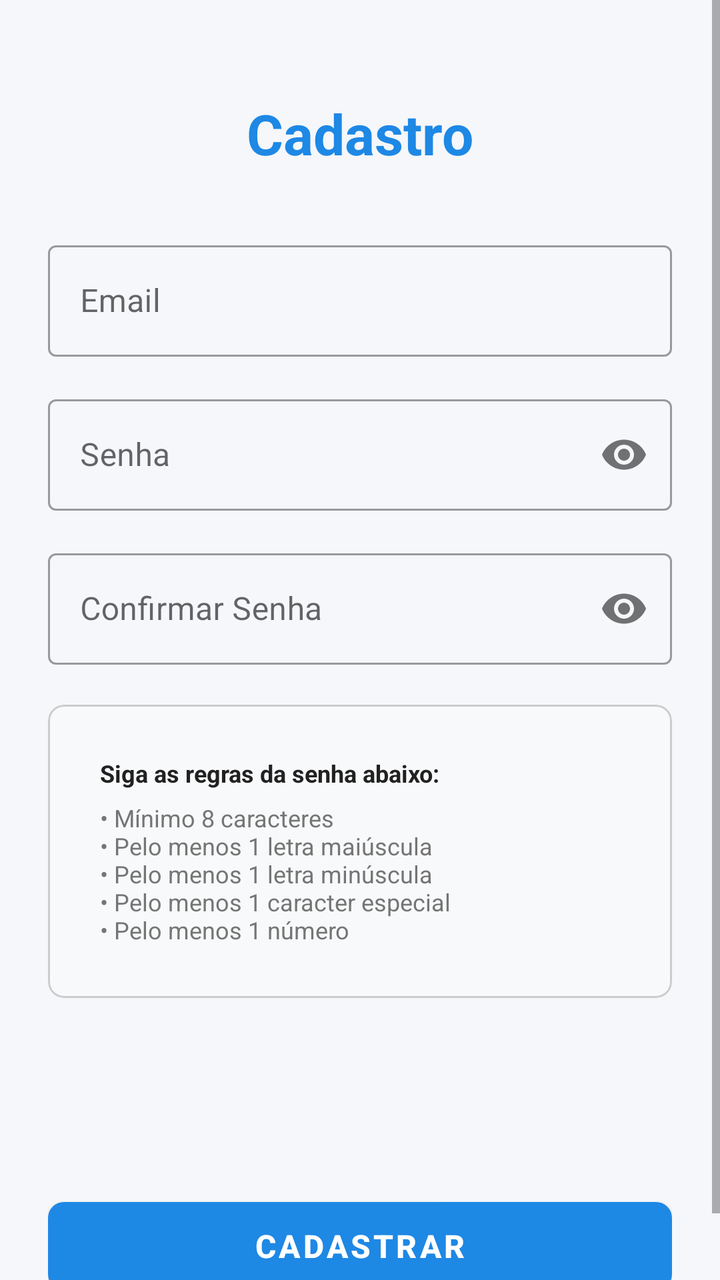
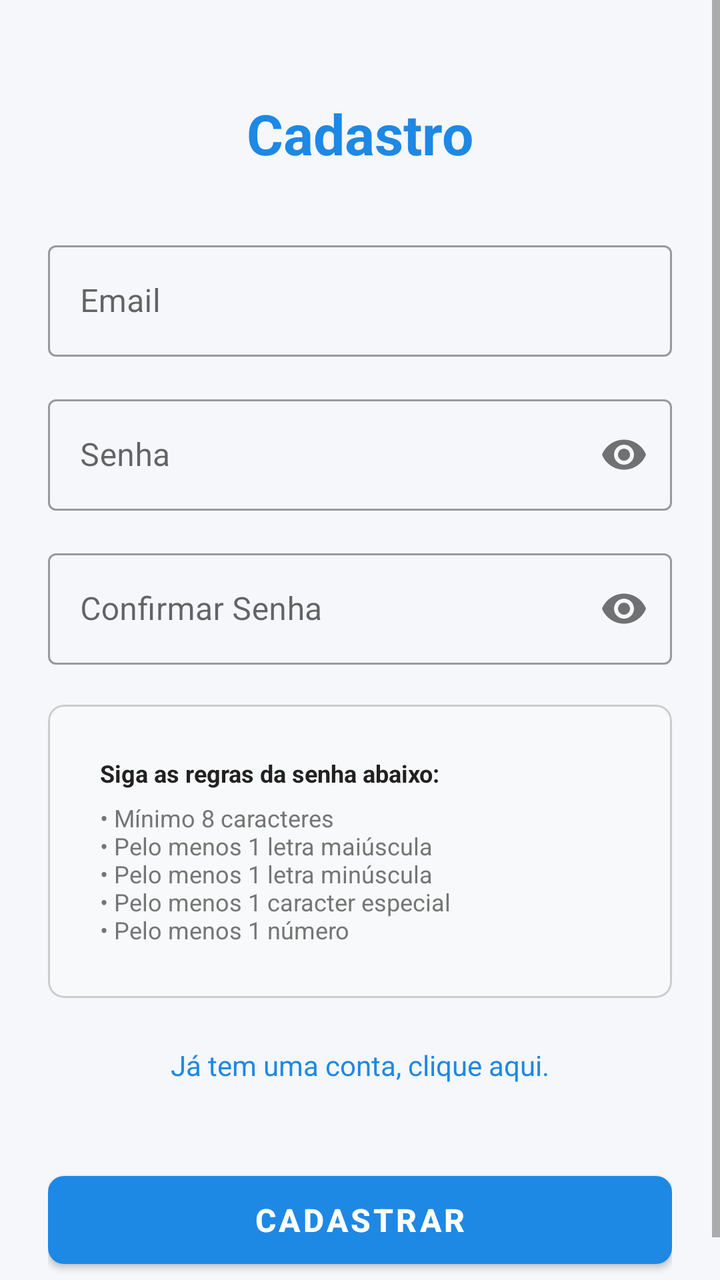

The first picture is an Android layout as it rendered before a commit; the second is the same layout after the commit. The layout source and the unified diff follow.
<!-- AndroidManifest.xml: application theme Theme.EasyClock -->
<!-- res/layout/activity_cadastro.xml -->
<?xml version="1.0" encoding="utf-8"?>
<ScrollView xmlns:android="http://schemas.android.com/apk/res/android"
    xmlns:app="http://schemas.android.com/apk/res-auto"
    xmlns:tools="http://schemas.android.com/tools"
    android:layout_width="match_parent"
    android:layout_height="match_parent"
    android:fillViewport="true"
    android:background="@color/background">

    <androidx.constraintlayout.widget.ConstraintLayout
        android:layout_width="match_parent"
        android:layout_height="wrap_content"
        android:padding="24dp">

        <TextView
            android:id="@+id/tvTitleCadastro"
            android:layout_width="wrap_content"
            android:layout_height="wrap_content"
            android:text="@string/cadastro"
            android:textSize="28sp"
            android:textStyle="bold"
            android:textColor="@color/primary"
            android:layout_marginTop="24dp"
            app:layout_constraintTop_toTopOf="parent"
            app:layout_constraintStart_toStartOf="parent"
            app:layout_constraintEnd_toEndOf="parent" />

        <com.google.android.material.textfield.TextInputLayout
            android:id="@+id/tilEmail"
            style="@style/Widget.MaterialComponents.TextInputLayout.OutlinedBox"
            android:layout_width="0dp"
            android:layout_height="wrap_content"
            android:hint="@string/email"
            android:layout_marginTop="32dp"
            app:layout_constraintTop_toBottomOf="@id/tvTitleCadastro"
            app:layout_constraintStart_toStartOf="parent"
            app:layout_constraintEnd_toEndOf="parent">

            <com.google.android.material.textfield.TextInputEditText
                android:id="@+id/etEmail"
                android:layout_width="match_parent"
                android:layout_height="wrap_content"
                android:inputType="textEmailAddress" />
        </com.google.android.material.textfield.TextInputLayout>

        <com.google.android.material.textfield.TextInputLayout
            android:id="@+id/tilSenha"
            style="@style/Widget.MaterialComponents.TextInputLayout.OutlinedBox"
            android:layout_width="0dp"
            android:layout_height="wrap_content"
            android:hint="@string/senha"
            android:layout_marginTop="16dp"
            app:passwordToggleEnabled="true"
            app:layout_constraintTop_toBottomOf="@id/tilEmail"
            app:layout_constraintStart_toStartOf="parent"
            app:layout_constraintEnd_toEndOf="parent">

            <com.google.android.material.textfield.TextInputEditText
                android:id="@+id/etSenha"
                android:layout_width="match_parent"
                android:layout_height="wrap_content"
                android:inputType="textPassword" />
        </com.google.android.material.textfield.TextInputLayout>

        <com.google.android.material.textfield.TextInputLayout
            android:id="@+id/tilConfirmarSenha"
            style="@style/Widget.MaterialComponents.TextInputLayout.OutlinedBox"
            android:layout_width="0dp"
            android:layout_height="wrap_content"
            android:hint="@string/confirmar_senha"
            android:layout_marginTop="16dp"
            app:passwordToggleEnabled="true"
            app:layout_constraintTop_toBottomOf="@id/tilSenha"
            app:layout_constraintStart_toStartOf="parent"
            app:layout_constraintEnd_toEndOf="parent">

            <com.google.android.material.textfield.TextInputEditText
                android:id="@+id/etConfirmarSenha"
                android:layout_width="match_parent"
                android:layout_height="wrap_content"
                android:inputType="textPassword" />
        </com.google.android.material.textfield.TextInputLayout>

        <com.google.android.material.card.MaterialCardView
            android:id="@+id/cardRegrasSenha"
            android:layout_width="0dp"
            android:layout_height="wrap_content"
            android:layout_marginTop="20dp"
            app:cardCornerRadius="8dp"
            app:cardElevation="0dp"
            app:strokeColor="@color/border"
            app:strokeWidth="1dp"
            app:cardBackgroundColor="#F8F9FA"
            app:layout_constraintTop_toBottomOf="@id/tilConfirmarSenha"
            app:layout_constraintStart_toStartOf="parent"
            app:layout_constraintEnd_toEndOf="parent">

            <LinearLayout
                android:layout_width="match_parent"
                android:layout_height="wrap_content"
                android:orientation="vertical"
                android:padding="26dp">

                <TextView
                    android:id="@+id/tvRegrasTitulo"
                    android:layout_width="match_parent"
                    android:layout_height="wrap_content"
                    android:text="@string/regras_senha_titulo"
                    android:textColor="@color/text_primary"
                    android:textSize="12sp"
                    android:textStyle="bold" />

                <TextView
                    android:id="@+id/tvRegrasDescricao"
                    android:layout_width="match_parent"
                    android:layout_height="wrap_content"
                    android:layout_marginTop="6dp"
                    android:text="@string/regras_senha_descricao"
                    android:textColor="@color/text_secondary"
                    android:textSize="12sp" />
            </LinearLayout>
        </com.google.android.material.card.MaterialCardView>

        <com.google.android.material.button.MaterialButton
            android:id="@+id/btnCadastrar"
            android:layout_width="0dp"
            android:layout_height="56dp"
            android:layout_marginTop="96dp"
            android:text="@string/cadastrar"
            android:textSize="16sp"
            android:textStyle="bold"
            app:cornerRadius="8dp"
            app:layout_constraintEnd_toEndOf="parent"
            app:layout_constraintHorizontal_bias="0.0"
            app:layout_constraintStart_toStartOf="parent"
            app:layout_constraintTop_toBottomOf="@id/cardRegrasSenha" />

    </androidx.constraintlayout.widget.ConstraintLayout>
</ScrollView>
<!-- resources referenced by this layout -->
<resources>
  <color name="background">#F5F7FA</color>
  <color name="border">#CCCCCC</color>
  <color name="primary">#1E88E5</color>
  <color name="text_primary">#212121</color>
  <color name="text_secondary">#757575</color>
  <string name="cadastrar">Cadastrar</string>
  <string name="cadastro">Cadastro</string>
  <string name="confirmar_senha">Confirmar Senha</string>
  <string name="email">Email</string>
  <string name="regras_senha_descricao">• Mínimo 8 caracteres\n• Pelo menos 1 letra maiúscula\n• Pelo menos 1 letra minúscula\n• Pelo menos 1 caracter especial\n• Pelo menos 1 número</string>
  <string name="regras_senha_titulo">Siga as regras da senha abaixo:</string>
  <string name="senha">Senha</string>
  <style name="Theme.EasyClock" parent="Theme.MaterialComponents.DayNight.NoActionBar">
          
          <item name="colorPrimary">@color/primary</item>
          <item name="colorPrimaryVariant">@color/primary_dark</item>
          <item name="colorOnPrimary">#FFFFFF</item>
          
          <item name="colorSecondary">@color/accent</item>
          <item name="colorSecondaryVariant">@color/accent</item>
          <item name="colorOnSecondary">#FFFFFF</item>
          
          <item name="android:statusBarColor">?attr/colorPrimaryVariant</item>
          
          <item name="android:windowBackground">@color/background</item>
      </style>
  <color name="primary_dark">#1565C0</color>
  <color name="accent">#26A69A</color>
</resources>

<!-- the commit's change to res/layout/activity_cadastro.xml (unified diff, before → after) -->
@@ -121,11 +121,27 @@
             </LinearLayout>
         </com.google.android.material.card.MaterialCardView>
 
+        <TextView
+            android:id="@+id/tvJaTemConta"
+            android:layout_width="wrap_content"
+            android:layout_height="wrap_content"
+            android:text="@string/ja_tem_conta"
+            android:textColor="@color/primary"
+            android:textSize="14sp"
+            android:clickable="true"
+            android:focusable="true"
+            android:padding="8dp"
+            android:layout_marginTop="16dp"
+            android:onClick="irParaLogin"
+            app:layout_constraintTop_toBottomOf="@id/cardRegrasSenha"
+            app:layout_constraintStart_toStartOf="parent"
+            app:layout_constraintEnd_toEndOf="parent" />
+
         <com.google.android.material.button.MaterialButton
             android:id="@+id/btnCadastrar"
             android:layout_width="0dp"
             android:layout_height="56dp"
-            android:layout_marginTop="96dp"
+            android:layout_marginTop="32dp"
             android:text="@string/cadastrar"
             android:textSize="16sp"
             android:textStyle="bold"
@@ -133,7 +149,7 @@
             app:layout_constraintEnd_toEndOf="parent"
             app:layout_constraintHorizontal_bias="0.0"
             app:layout_constraintStart_toStartOf="parent"
-            app:layout_constraintTop_toBottomOf="@id/cardRegrasSenha" />
+            app:layout_constraintTop_toBottomOf="@id/tvJaTemConta" />
 
     </androidx.constraintlayout.widget.ConstraintLayout>
 </ScrollView>
<!-- resource entries referenced after the edit -->
@@ -9,6 +9,7 @@
   <string name="cadastro">Cadastro</string>
   <string name="confirmar_senha">Confirmar Senha</string>
   <string name="email">Email</string>
+  <string name="ja_tem_conta">Já tem uma conta, clique aqui.</string>
   <string name="regras_senha_descricao">• Mínimo 8 caracteres\n• Pelo menos 1 letra maiúscula\n• Pelo menos 1 letra minúscula\n• Pelo menos 1 caracter especial\n• Pelo menos 1 número</string>
   <string name="regras_senha_titulo">Siga as regras da senha abaixo:</string>
   <string name="senha">Senha</string>
